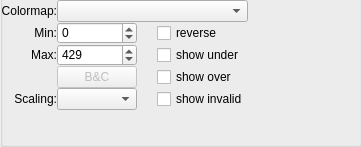
Before: the Qt Designer form hexrdgui/resources/ui/color_map_editor.ui in HEXRD/hexrdgui, drawn with Qt 5.
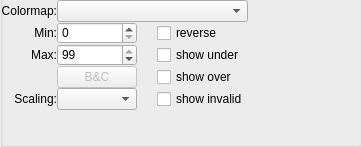
After: the same form once the commit is applied. Custom widgets are drawn as their Qt base class.

Commit message:
Remove colormap editor min/max spin box limits
The .ui file capped both spin boxes at +/-999999999, overriding the
+/-inf range that ScientificDoubleSpinBox sets itself, so 32-bit data
such as saturated Eiger pixels (2^32 - 1) could not be used as limits.

Diff of the .ui file:
```diff
--- a/hexrdgui/resources/ui/color_map_editor.ui
+++ b/hexrdgui/resources/ui/color_map_editor.ui
@@ -95,12 +95,6 @@
           <property name="keyboardTracking">
            <bool>false</bool>
           </property>
-          <property name="minimum">
-           <number>-999999999</number>
-          </property>
-          <property name="maximum">
-           <number>999999999</number>
-          </property>
           <property name="displayIntegerBase">
            <number>10</number>
           </property>
@@ -127,12 +121,6 @@
           <property name="keyboardTracking">
            <bool>false</bool>
           </property>
-          <property name="minimum">
-           <number>-999999999</number>
-          </property>
-          <property name="maximum">
-           <number>999999999</number>
-          </property>
           <property name="value">
            <number>429</number>
           </property>
```
